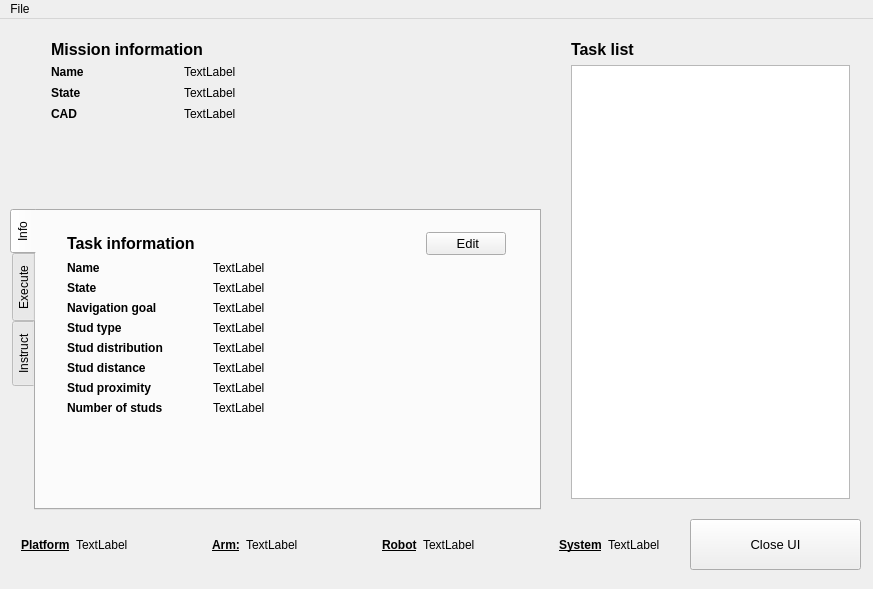
Qt form mission_control/src/GUI/mainwindow.ui (inesc-tec-robotics/carlos_mission_control) before a commit.
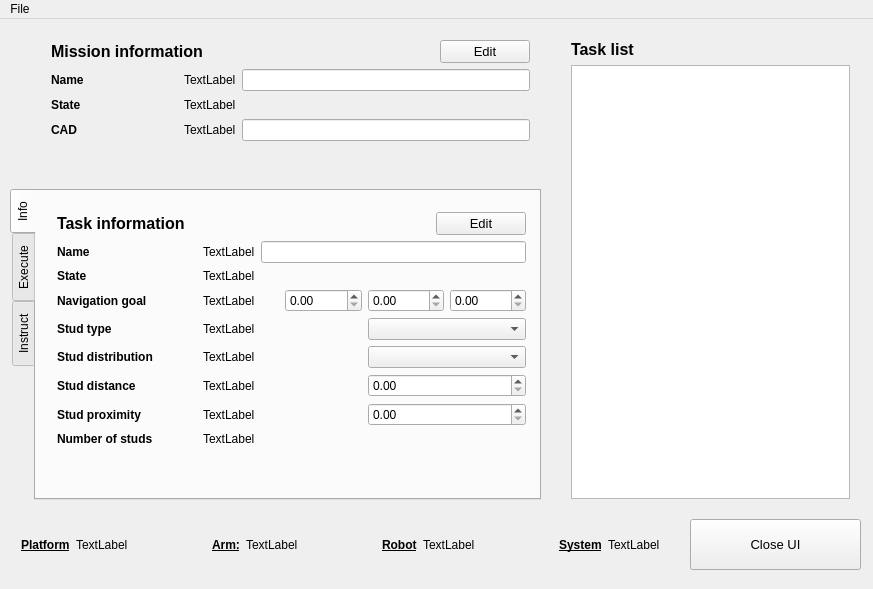
The same form after that commit. Icons and pictures are not drawn.

Patch:
```diff
--- a/mission_control/src/GUI/mainwindow.ui
+++ b/mission_control/src/GUI/mainwindow.ui
@@ -36,9 +36,9 @@
     <property name="geometry">
      <rect>
       <x>10</x>
-      <y>190</y>
+      <y>170</y>
       <width>531</width>
-      <height>301</height>
+      <height>311</height>
      </rect>
     </property>
     <property name="tabPosition">
@@ -57,10 +57,10 @@
      <widget class="QWidget" name="verticalLayoutWidget_2">
       <property name="geometry">
        <rect>
-        <x>20</x>
+        <x>10</x>
         <y>10</y>
-        <width>461</width>
-        <height>271</height>
+        <width>491</width>
+        <height>291</height>
        </rect>
       </property>
       <layout class="QVBoxLayout" name="verticalLayout_2">
@@ -99,7 +99,7 @@
            </property>
            <property name="minimumSize">
             <size>
-             <width>80</width>
+             <width>90</width>
              <height>0</height>
             </size>
            </property>
@@ -111,7 +111,7 @@
             </font>
            </property>
            <property name="text">
-            <string> Edit</string>
+            <string>Edit</string>
            </property>
            <property name="icon">
             <iconset theme="document-properties"/>
@@ -151,12 +151,19 @@
           </widget>
          </item>
          <item row="0" column="1">
+          <layout class="QHBoxLayout" name="horizontalLayout_7">
+           <item>
           <widget class="QLabel" name="task_name_label">
            <property name="text">
             <string>TextLabel</string>
            </property>
           </widget>
          </item>
+           <item>
+            <widget class="QLineEdit" name="task_name_edit"/>
+           </item>
+          </layout>
+         </item>
          <item row="1" column="0">
           <widget class="QLabel" name="label_14">
            <property name="font">
@@ -191,12 +198,25 @@
           </widget>
          </item>
          <item row="2" column="1">
+          <layout class="QHBoxLayout" name="horizontalLayout_14">
+           <item>
           <widget class="QLabel" name="nav_goal_label">
            <property name="text">
             <string>TextLabel</string>
            </property>
           </widget>
          </item>
+           <item>
+            <widget class="QDoubleSpinBox" name="nav_x_edit"/>
+           </item>
+           <item>
+            <widget class="QDoubleSpinBox" name="nav_y_edit"/>
+           </item>
+           <item>
+            <widget class="QDoubleSpinBox" name="nav_yaw_edit"/>
+           </item>
+          </layout>
+         </item>
          <item row="3" column="0">
           <widget class="QLabel" name="label_8">
            <property name="font">
@@ -211,12 +231,19 @@
           </widget>
          </item>
          <item row="3" column="1">
+          <layout class="QHBoxLayout" name="horizontalLayout_8">
+           <item>
           <widget class="QLabel" name="stud_type_label">
            <property name="text">
             <string>TextLabel</string>
            </property>
           </widget>
          </item>
+           <item>
+            <widget class="QComboBox" name="stud_type_edit"/>
+           </item>
+          </layout>
+         </item>
          <item row="4" column="0">
           <widget class="QLabel" name="label_7">
            <property name="font">
@@ -231,12 +258,19 @@
           </widget>
          </item>
          <item row="4" column="1">
+          <layout class="QHBoxLayout" name="horizontalLayout_9">
+           <item>
           <widget class="QLabel" name="stud_distribution_label">
            <property name="text">
             <string>TextLabel</string>
            </property>
           </widget>
          </item>
+           <item>
+            <widget class="QComboBox" name="stud_distribution_edit"/>
+           </item>
+          </layout>
+         </item>
          <item row="5" column="0">
           <widget class="QLabel" name="label_9">
            <property name="font">
@@ -251,12 +285,19 @@
           </widget>
          </item>
          <item row="5" column="1">
+          <layout class="QHBoxLayout" name="horizontalLayout_10">
+           <item>
           <widget class="QLabel" name="stud_dist_label">
            <property name="text">
             <string>TextLabel</string>
            </property>
           </widget>
          </item>
+           <item>
+            <widget class="QDoubleSpinBox" name="stud_dist_edit"/>
+           </item>
+          </layout>
+         </item>
          <item row="6" column="0">
           <widget class="QLabel" name="label_11">
            <property name="font">
@@ -271,12 +312,19 @@
           </widget>
          </item>
          <item row="6" column="1">
+          <layout class="QHBoxLayout" name="horizontalLayout_11">
+           <item>
           <widget class="QLabel" name="stud_proximity_label">
            <property name="text">
             <string>TextLabel</string>
            </property>
           </widget>
          </item>
+           <item>
+            <widget class="QDoubleSpinBox" name="stud_proximity_edit"/>
+           </item>
+          </layout>
+         </item>
          <item row="7" column="0">
           <widget class="QLabel" name="label_10">
            <property name="font">
@@ -299,6 +347,19 @@
          </item>
         </layout>
        </item>
+       <item>
+        <spacer name="verticalSpacer">
+         <property name="orientation">
+          <enum>Qt::Vertical</enum>
+         </property>
+         <property name="sizeHint" stdset="0">
+          <size>
+           <width>20</width>
+           <height>40</height>
+          </size>
+         </property>
+        </spacer>
+       </item>
       </layout>
      </widget>
     </widget>
@@ -642,11 +703,13 @@
       <x>40</x>
       <y>10</y>
       <width>501</width>
-      <height>103</height>
+      <height>129</height>
      </rect>
     </property>
     <layout class="QVBoxLayout" name="verticalLayout_6">
      <item>
+      <layout class="QHBoxLayout" name="horizontalLayout_5">
+       <item>
       <widget class="QLabel" name="label_3">
        <property name="sizePolicy">
         <sizepolicy hsizetype="Preferred" vsizetype="Fixed">
@@ -667,6 +730,45 @@
       </widget>
      </item>
      <item>
+        <widget class="QPushButton" name="editMissionButton">
+         <property name="sizePolicy">
+          <sizepolicy hsizetype="Fixed" vsizetype="Fixed">
+           <horstretch>0</horstretch>
+           <verstretch>0</verstretch>
+          </sizepolicy>
+         </property>
+         <property name="minimumSize">
+          <size>
+           <width>90</width>
+           <height>0</height>
+          </size>
+         </property>
+         <property name="font">
+          <font>
+           <pointsize>10</pointsize>
+           <weight>50</weight>
+           <bold>false</bold>
+          </font>
+         </property>
+         <property name="text">
+          <string>Edit</string>
+         </property>
+         <property name="icon">
+          <iconset theme="document-properties">
+           <normaloff/>
+          </iconset>
+         </property>
+         <property name="iconSize">
+          <size>
+           <width>20</width>
+           <height>20</height>
+          </size>
+         </property>
+        </widget>
+       </item>
+      </layout>
+     </item>
+     <item>
       <layout class="QFormLayout" name="formLayout">
        <property name="fieldGrowthPolicy">
         <enum>QFormLayout::AllNonFixedFieldsGrow</enum>
@@ -690,13 +792,6 @@
          </property>
         </widget>
        </item>
-       <item row="0" column="1">
-        <widget class="QLabel" name="mission_name">
-         <property name="text">
-          <string>TextLabel</string>
-         </property>
-        </widget>
-       </item>
        <item row="1" column="0">
         <widget class="QLabel" name="label_13">
          <property name="font">
@@ -731,12 +826,33 @@
          </property>
         </widget>
        </item>
+       <item row="0" column="1">
+        <layout class="QHBoxLayout" name="horizontalLayout_12">
+         <item>
+          <widget class="QLabel" name="mission_name">
+           <property name="text">
+            <string>TextLabel</string>
+           </property>
+          </widget>
+         </item>
+         <item>
+          <widget class="QLineEdit" name="mission_name_edit"/>
+         </item>
+        </layout>
+       </item>
        <item row="2" column="1">
+        <layout class="QHBoxLayout" name="horizontalLayout_13">
+         <item>
         <widget class="QLabel" name="cad_ref">
          <property name="text">
           <string>TextLabel</string>
          </property>
         </widget>
+         </item>
+         <item>
+          <widget class="QLineEdit" name="cad_edit"/>
+         </item>
+        </layout>
        </item>
       </layout>
      </item>
```
Left out of the diff: 8 changed lines with no effect on the pictures. Lines whose indentation alone changed are shown as unchanged.
